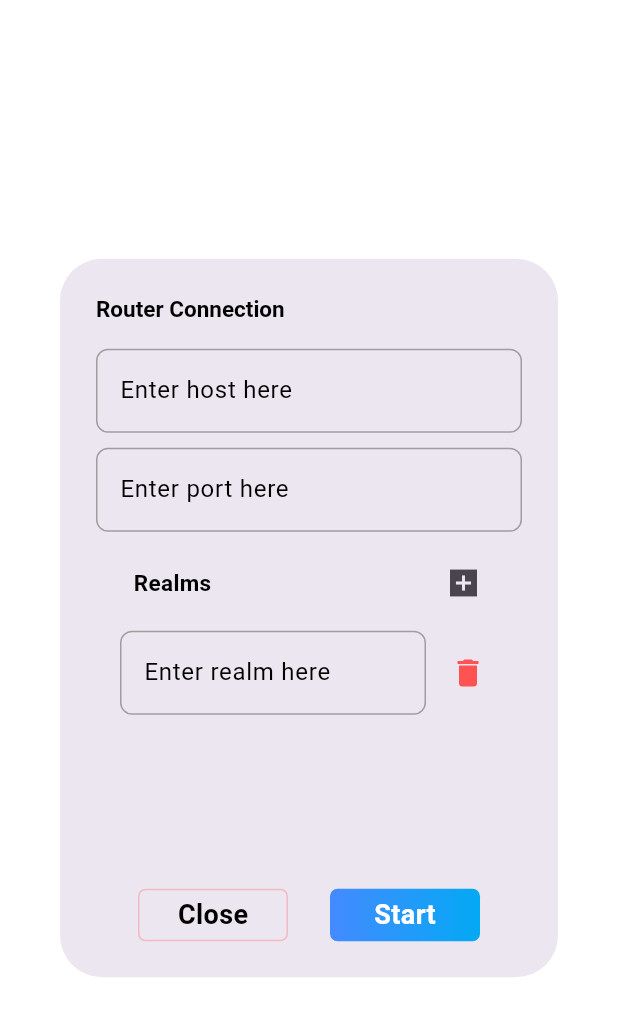
After one commit to xconnio/xconn-ui, a Flutter app: the RouterDialogBox screen opened directly, on a phone screen of 412 x 824 dp. The commit adds this screen. Shown: the top 1016 px of the screen. Run offline on Flutter 3.47's test engine with Material 3 defaults, Android fonts, the phone set to English and light mode, and no system bars; missing offline and left inert: xconn; Roboto replaces fonts that are missing (Arial).

Commit message:
Add option to start router (#18)
* make functional router

* make suggested changes

* make suggested changes in router_dialogbox file

* fix issue in router_dialogbox file

```diff
--- a/lib/main.dart
+++ b/lib/main.dart
@@ -5,6 +5,9 @@ import "package:xconn_ui/providers/event_provider.dart";
 import "package:xconn_ui/providers/invocation_provider.dart";
 import "package:xconn_ui/providers/kwargs_provider.dart";
 import "package:xconn_ui/providers/result_provider.dart";
+import "package:xconn_ui/providers/router_realm_provider.dart";
+import "package:xconn_ui/providers/router_state_provider.dart";
+import "package:xconn_ui/providers/router_toggleswitch_provider.dart";
 import "package:xconn_ui/providers/session_states_provider.dart";
 import "package:xconn_ui/responsive/responsive_layout.dart";
 import "package:xconn_ui/screens/mobile/splash_screen.dart";
@@ -26,6 +29,9 @@ class MyApp extends StatelessWidget {
         ChangeNotifierProvider(create: (context) => EventProvider()),
         ChangeNotifierProvider(create: (context) => ResultProvider()),
         ChangeNotifierProvider(create: (context) => SessionStateProvider()),
+        ChangeNotifierProvider(create: (context) => RouterToggleSwitchProvider()),
+        ChangeNotifierProvider(create: (context) => RouterRealmProvider()),
+        ChangeNotifierProvider(create: (context) => RouterStateProvider()),
       ],
       child: MaterialApp(
         debugShowCheckedModeBanner: false,
--- /dev/null
+++ b/lib/providers/router_state_provider.dart
@@ -0,0 +1,12 @@
+import "package:flutter/cupertino.dart";
+import "package:xconn/exports.dart";
+
+class RouterStateProvider with ChangeNotifier {
+  late Server _serverRouter;
+  Server get serverRouter => _serverRouter;
+
+  void setServerRouter(Server server) {
+    _serverRouter = server;
+    notifyListeners();
+  }
+}
--- /dev/null
+++ b/lib/providers/router_toggleswitch_provider.dart
@@ -0,0 +1,19 @@
+import "package:flutter/foundation.dart";
+
+class RouterToggleSwitchProvider with ChangeNotifier {
+  bool _isSelected = false;
+  bool _isServerStarted = false;
+
+  bool get isSelected => _isSelected;
+  bool get isServerStarted => _isServerStarted;
+
+  void toggleSwitch({required bool value}) {
+    _isSelected = value;
+    notifyListeners();
+  }
+
+  void setServerStarted({required bool started}) {
+    _isServerStarted = started;
+    notifyListeners();
+  }
+}
--- /dev/null
+++ b/lib/screens/mobile/router_dialogbox.dart
@@ -0,0 +1,272 @@
+import "dart:async";
+import "package:flutter/material.dart";
+import "package:provider/provider.dart";
+import "package:xconn_ui/constants.dart";
+import "package:xconn_ui/providers/router_realm_provider.dart";
+import "package:xconn_ui/providers/router_state_provider.dart";
+import "package:xconn_ui/providers/router_toggleswitch_provider.dart";
+import "package:xconn_ui/screens/mobile/mobile_home.dart";
+import "package:xconn_ui/wamp_util.dart";
+
+class RouterDialogBox extends StatefulWidget {
+  const RouterDialogBox({super.key});
+
+  @override
+  State<RouterDialogBox> createState() => _RouterDialogBoxState();
+}
+
+class _RouterDialogBoxState extends State<RouterDialogBox> {
+  final _formKey = GlobalKey<FormState>();
+
+  @override
+  Widget build(BuildContext context) {
+    final realmProvider = context.read<RouterRealmProvider>();
+    final routerProvider = context.read<RouterStateProvider>();
+    final switchProvider = context.read<RouterToggleSwitchProvider>();
+    return AlertDialog(
+      scrollable: true,
+      title: Text(
+        "Router Connection",
+        style: TextStyle(fontWeight: FontWeight.w700, color: homeAppBarTextColor, fontSize: iconSize),
+      ),
+      content: Form(
+        key: _formKey,
+        child: Column(
+          mainAxisSize: MainAxisSize.min,
+          children: [
+            _buildTextFormField(
+              controller: realmProvider.hostController,
+              labelText: "Enter host here",
+              validator: (value) {
+                if (value == null || value.isEmpty) {
+                  return "Please enter host here";
+                }
+                return null;
+              },
+              keyboardType: TextInputType.text,
+            ),
+            const SizedBox(height: 10),
+            _buildTextFormField(
+              controller: realmProvider.portController,
+              labelText: "Enter port here",
+              validator: (value) {
+                if (value == null || value.isEmpty) {
+                  return "Please enter port here";
+                }
+                return null;
+              },
+              keyboardType: TextInputType.number,
+            ),
+            const SizedBox(height: 10),
+            _buildRealmsSection(realmProvider),
+            _buildRealmsList(realmProvider),
+            _buildActionButtons(context, realmProvider, routerProvider, switchProvider),
+          ],
+        ),
+      ),
+    );
+  }
+
+  Widget _buildTextFormField({
+    required TextEditingController controller,
+    required String labelText,
+    required String? Function(String?) validator,
+    required TextInputType keyboardType,
+  }) {
+    return TextFormField(
+      cursorColor: blueAccentColor,
+      controller: controller,
+      keyboardType: keyboardType,
+      decoration: InputDecoration(
+        labelText: labelText,
+        labelStyle: TextStyle(color: blackColor),
+        border: OutlineInputBorder(
+          borderRadius: BorderRadius.circular(8),
+        ),
+        focusedBorder: OutlineInputBorder(
+          borderSide: BorderSide(color: blackColor),
+          borderRadius: BorderRadius.circular(8),
+        ),
+        enabledBorder: OutlineInputBorder(
+          borderSide: const BorderSide(color: Colors.grey),
+          borderRadius: BorderRadius.circular(8),
+        ),
+      ),
+      validator: validator,
+    );
+  }
+
+  Widget _buildRealmsSection(RouterRealmProvider realmProvider) {
+    return Padding(
+      padding: const EdgeInsets.symmetric(horizontal: 15),
+      child: Row(
+        mainAxisAlignment: MainAxisAlignment.spaceBetween,
+        children: [
+          const Padding(
+            padding: EdgeInsets.only(left: 10),
+            child: Align(
+              alignment: Alignment.topLeft,
+              child: Text(
+                "Realms",
+                style: TextStyle(
+                  fontSize: 15,
+                  fontWeight: FontWeight.w600,
+                  color: Colors.black,
+                ),
+              ),
+            ),
+          ),
+          IconButton(
+            onPressed: () {
+              setState(realmProvider.addController);
+            },
+            icon: const Icon(Icons.add_box_sharp, size: 24),
+          ),
+        ],
+      ),
+    );
+  }
+
+  Widget _buildRealmsList(RouterRealmProvider realmProvider) {
+    return SizedBox(
+      height: 180,
+      width: MediaQuery.of(context).size.width,
+      child: ListView.builder(
+        itemCount: realmProvider.realmControllers.length,
+        itemBuilder: (context, index) {
+          return ListTile(
+            title: _buildTextFormField(
+              controller: realmProvider.realmControllers[index],
+              labelText: "Enter realm here",
+              validator: (value) {
+                if (value == null || value.isEmpty) {
+                  return "Please enter realm here";
+                }
+                return null;
+              },
+              keyboardType: TextInputType.text,
+            ),
+            trailing: InkWell(
+              hoverColor: Colors.blue.shade200,
+              onTap: () {
+                setState(() {
+                  realmProvider.removeController(index);
+                });
+              },
+              child: Icon(
+                Icons.delete,
+                color: closeIconColor,
+              ),
+            ),
+          );
+        },
+      ),
+    );
+  }
+
+  Widget _buildActionButtons(
+    BuildContext context,
+    RouterRealmProvider realmProvider,
+    RouterStateProvider routerProvider,
+    RouterToggleSwitchProvider switchProvider,
+  ) {
+    return Row(
+      mainAxisAlignment: MainAxisAlignment.spaceEvenly,
+      children: [
+        _buildCloseButton(context),
+        _buildStartButton(context, realmProvider, routerProvider, switchProvider),
+      ],
+    );
+  }
+
+  Widget _buildCloseButton(BuildContext context) {
+    return InkWell(
+      onTap: () async {
+        await Navigator.pushReplacement(
+          context,
+          MaterialPageRoute(builder: (context) => const MobileHomeScaffold()),
+        );
+      },
+      child: Container(
+        height: 35,
+        width: 100,
+        alignment: Alignment.center,
+        decoration: BoxDecoration(
+          borderRadius: BorderRadius.circular(5),
+          border: Border.all(color: closeIconColor.withOpacity(0.3)),
+        ),
+        child: Text(
+          "Close",
+          style: TextStyle(color: blackColor, fontSize: 18, fontWeight: FontWeight.bold),
+        ),
+      ),
+    );
+  }
+
+  Widget _buildStartButton(
+    BuildContext context,
+    RouterRealmProvider realmProvider,
+    RouterStateProvider routerProvider,
+    RouterToggleSwitchProvider switchProvider,
+  ) {
+    return InkWell(
+      onTap: () async {
+        final scaffoldMessenger = ScaffoldMessenger.of(context);
+        if (_formKey.currentState!.validate()) {
+          switchProvider.setServerStarted(started: true);
+          final realms = realmProvider.realmControllers.map((controller) => controller.text).toList();
+          final host = realmProvider.hostController.text.trim();
+          int port;
+          try {
+            port = int.parse(realmProvider.portController.text);
+            final router = startRouter(
+              host,
+              port,
+              realms,
+            );
+            routerProvider.setServerRouter(router);
+            unawaited(router.start(host, port));
+            realmProvider.resetControllers();
+            scaffoldMessenger.showSnackBar(
+              SnackBar(
+                content: Text(
+                  "Server is running on this host localhost: $host and on this port $port",
+                ),
+                duration: const Duration(seconds: 3),
+              ),
+            );
+            await Navigator.pushReplacement(
+              context,
+              MaterialPageRoute(builder: (context) => const MobileHomeScaffold()),
+            );
+          } on Exception catch (e) {
+            scaffoldMessenger.showSnackBar(
+              SnackBar(
+                content: Text("Error is: $e"),
+                duration: const Duration(seconds: 3),
+              ),
+            );
+          }
+        }
+      },
+      child: Container(
+        height: 35,
+        width: 100,
+        alignment: Alignment.center,
+        decoration: BoxDecoration(
+          borderRadius: BorderRadius.circular(5),
+          gradient: const LinearGradient(
+            colors: [
+              Colors.blueAccent,
+              Colors.lightBlue,
+            ],
+          ),
+        ),
+        child: Text(
+          "Start",
+          style: TextStyle(color: whiteColor, fontSize: 18, fontWeight: FontWeight.bold),
+        ),
+      ),
+    );
+  }
+}
```
Also changed, not shown: lib/providers/router_realm_provider.dart (added, +33 -0 lines), lib/screens/mobile/mobile_home.dart (+92 -5 lines), lib/wamp_util.dart (+2 -6 lines).
